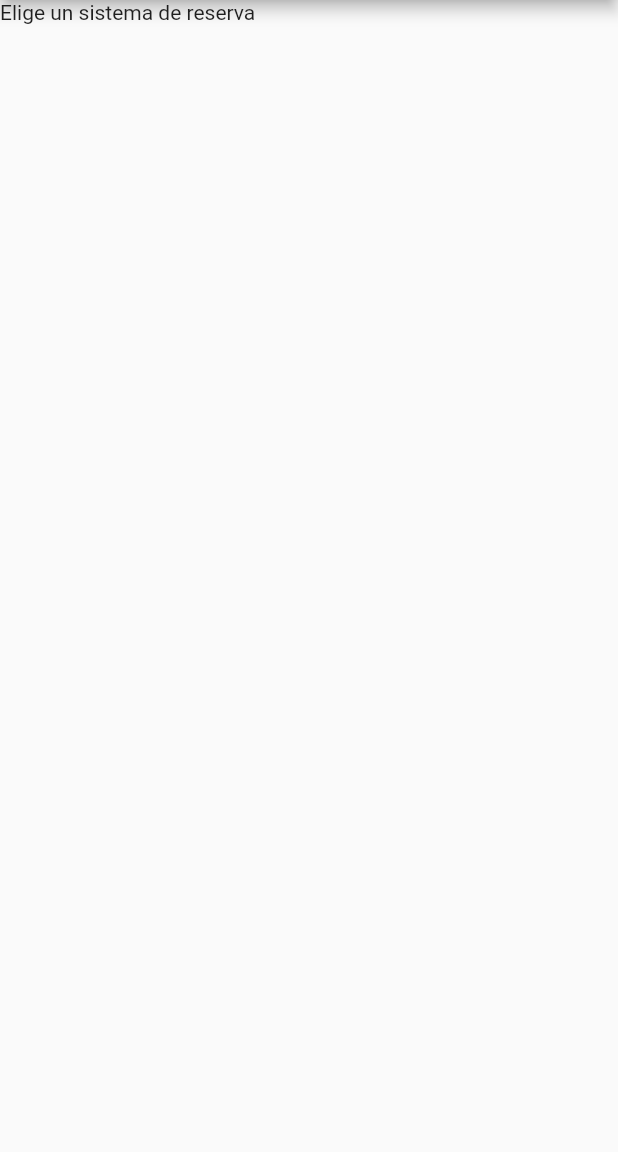
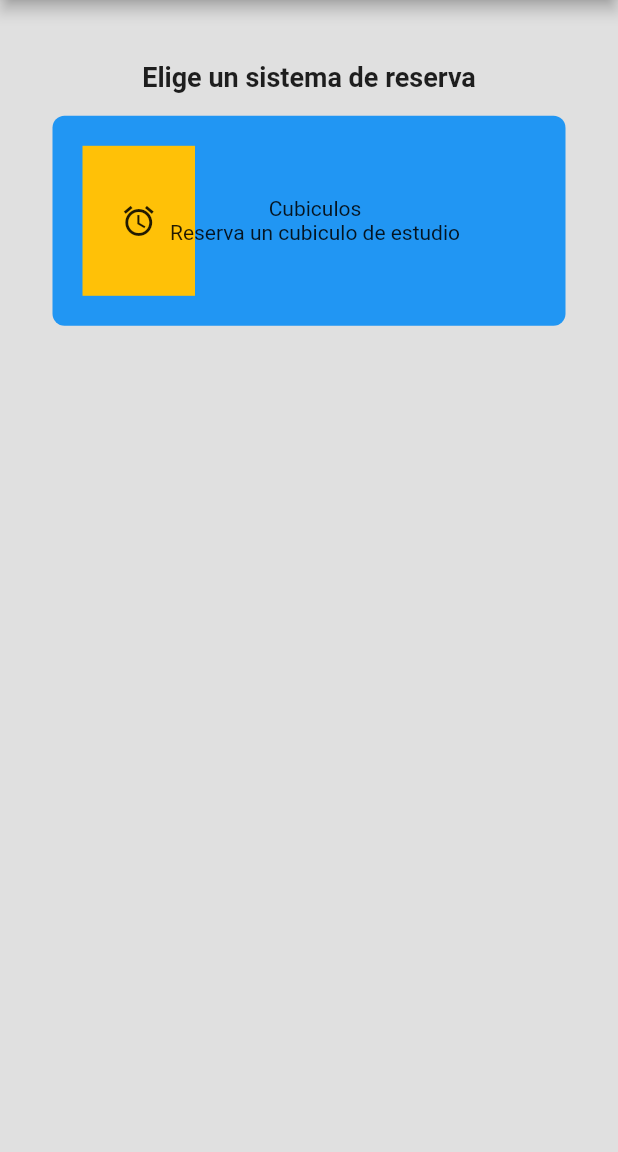
Before and after one commit to JDaniel1919/reserva_cae, a Flutter app: the Principal screen opened directly, on a phone screen of 412 x 824 dp, the part 84-1236 px from its top. Run offline on Flutter 3.47's test engine with Material 2 defaults, Android fonts, the phone set to English and light mode, and no system bars; our stand-ins replace splashscreen.

Commit message:
V0.1.2 - Principal

```diff
--- a/lib/Pantallas/Principal.dart
+++ b/lib/Pantallas/Principal.dart
@@ -1,5 +1,6 @@
 import 'package:flutter/widgets.dart';
 import 'package:flutter/material.dart';
+import '/Widgets/reusable_widgets.dart';
 
 class Principal extends StatefulWidget {
   const Principal({Key? key}) : super(key: key);
@@ -15,14 +16,25 @@ class _PrincipalState extends State<Principal> {
       appBar: AppBar(
         title: Text("Reservaciones"),
       ),
-      body:  Column(
-          mainAxisAlignment: MainAxisAlignment.start,
-          children: <Widget>[
-            const Text(
-              'Elige un sistema de reserva',
-            ),
-          ],
-        ),
+      body: Container(
+        width: MediaQuery.of(context).size.width,
+        height: MediaQuery.of(context).size.height,
+        decoration: BoxDecoration(color: Color(0xffe0e0e0)),
+        child: Padding(
+            padding: EdgeInsets.fromLTRB(
+                20,
+                MediaQuery.of(context).size.height * 0.05,
+                20,
+                MediaQuery.of(context).size.height * 0.05),
+            child: Column(
+              children: <Widget>[
+                const Text('Elige un sistema de reserva',
+                    style:
+                        TextStyle(fontWeight: FontWeight.bold, fontSize: 18.0)),
+                BotonPrinc(context, "Reserva un cubiculo de estudio", "Cubiculos", Colors.blue)
+              ],
+            )),
+      ),
       drawer: Drawer(),
     );
   }
--- a/lib/Widgets/reusable_widgets.dart
+++ b/lib/Widgets/reusable_widgets.dart
@@ -108,3 +108,86 @@ Container InicioSesionButton(
     ),
   );
 }
+
+class BotonMenu extends StatelessWidget {
+  const BotonMenu({Key? key}) : super(key: key);
+
+  @override
+  Widget build(BuildContext context) {
+    return GestureDetector(
+      // When the child is tapped, show a snackbar.
+      onTap: () {
+        const snackBar = SnackBar(content: Text('Tap'));
+        ScaffoldMessenger.of(context).showSnackBar(snackBar);
+      },
+      // The custom button
+      child: Container(
+        padding: const EdgeInsets.all(15.0),
+        decoration: BoxDecoration(
+          color: Color.fromARGB(255, 219, 149, 102),
+          borderRadius: BorderRadius.circular(8.0),
+        ),
+        child: const Text('My Button'),
+      ),
+    );
+  }
+}
+
+GestureDetector BotonPrinc(BuildContext context, String TextoPrinc,
+    String TextoSec, Color ColorBoton) {
+  return GestureDetector(
+    // When the child is tapped, show a snackbar.
+    onTap: () {
+      const snackBar = SnackBar(content: Text('Tap'));
+      ScaffoldMessenger.of(context).showSnackBar(snackBar);
+    },
+    // The custom button
+    child: Container(
+      padding: const EdgeInsets.all(15.0),
+      margin: const EdgeInsets.all(15.0),
+      decoration: BoxDecoration(
+        color: ColorBoton,
+        borderRadius: BorderRadius.circular(8.0),
+      ),
+      child:
+      Row(children: <Widget>[
+        Container(
+          child: Center(
+            child: Icon(Icons.access_alarm),
+          ),
+          margin: const EdgeInsets.all(5.0),
+          padding: const EdgeInsets.all(5.0),
+          alignment: Alignment.centerLeft,
+          decoration: BoxDecoration(
+            color: Colors.amber,
+          ),
+          width: 75.0,
+          height: 100.0,
+        ),
+        SizedBox(
+              width: 75,
+            ),
+        Column(
+          crossAxisAlignment: CrossAxisAlignment.end,
+          children: <Widget>[
+            Align(
+              alignment: Alignment.topCenter,
+              child: Text(TextoPrinc),
+              widthFactor: MediaQuery.of(context).padding.bottom,
+              heightFactor: MediaQuery.of(context).padding.bottom,
+            ),
+            SizedBox(
+              height: 0,
+            ),
+            Align(
+              alignment: Alignment.bottomCenter,
+              child: Text(TextoSec),
+              widthFactor: MediaQuery.of(context).padding.left,
+              heightFactor: MediaQuery.of(context).padding.left,
+            ),
+          ],
+        )
+      ]),
+    ),
+  );
+}
--- a/lib/main.dart
+++ b/lib/main.dart
@@ -24,12 +24,14 @@ class MyApp extends StatelessWidget {
         primaryColor: Color(0xff800040),
         primaryColorLight: Color(0xffb43f6b),
         primaryColorDark: Color(0xff4e001a),
+        //accentColor: Color(0xffe0e0e0),
         accentColor: Color(0xff9e9e9e),
         appBarTheme: AppBarTheme(
           color: Color(0xff800040),
         ),
       ),
-      home: SplashSC(),
+      //home: SplashSC(),
+      home: Principal(),
     );
   }
 }
```
